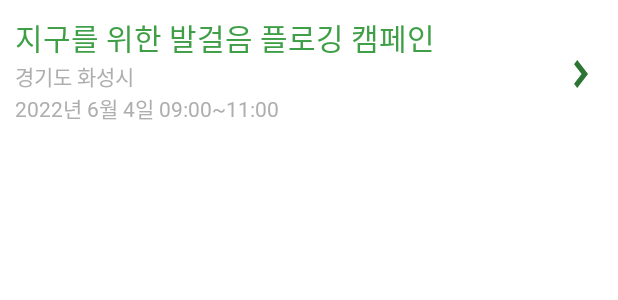
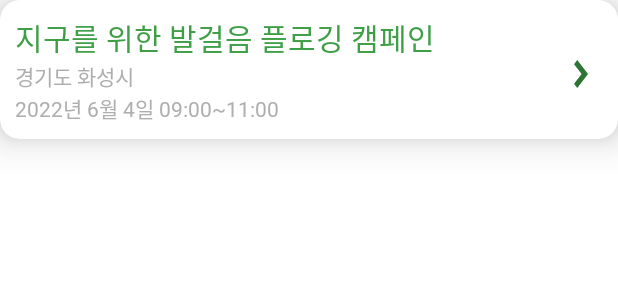
Before and after one commit to jinnnii/flogging-app, an Android app: the layout item_recruitment.xml on its own in the app's theme, with its tools: preview values and no code run, on a phone screen of 412 x 824 dp. Shown: the top 300 px of the screen. Run offline under Robolectric (Android 15) with nearby library versions, the light colour scheme and no system bars.

Commit message:
Add : 활동,기록 item layout cardView+속성 추가

```diff
--- a/Flogging/app/src/main/res/layout/item_recruitment.xml
+++ b/Flogging/app/src/main/res/layout/item_recruitment.xml
@@ -1,9 +1,15 @@
 <?xml version="1.0" encoding="utf-8"?>
-<LinearLayout xmlns:android="http://schemas.android.com/apk/res/android"
+<androidx.cardview.widget.CardView xmlns:android="http://schemas.android.com/apk/res/android"
     xmlns:app="http://schemas.android.com/apk/res-auto"
-    android:orientation="vertical"
+    app:cardCornerRadius="13dp"
+    app:cardElevation="15dp"
     android:layout_width="match_parent"
     android:layout_height="wrap_content">
+    <LinearLayout
+        android:layout_width="match_parent"
+        android:layout_height="wrap_content"
+        android:orientation="vertical">
+
         <LinearLayout
             android:layout_width="match_parent"
             android:layout_height="wrap_content"
@@ -53,5 +59,5 @@
             </LinearLayout>
 
         </LinearLayout>
-
     </LinearLayout>
+</androidx.cardview.widget.CardView>
```
Also changed, not shown: Flogging/app/src/main/res/layout/item_history.xml (+9 -4 lines). Lines whose indentation alone changed are shown as unchanged.
